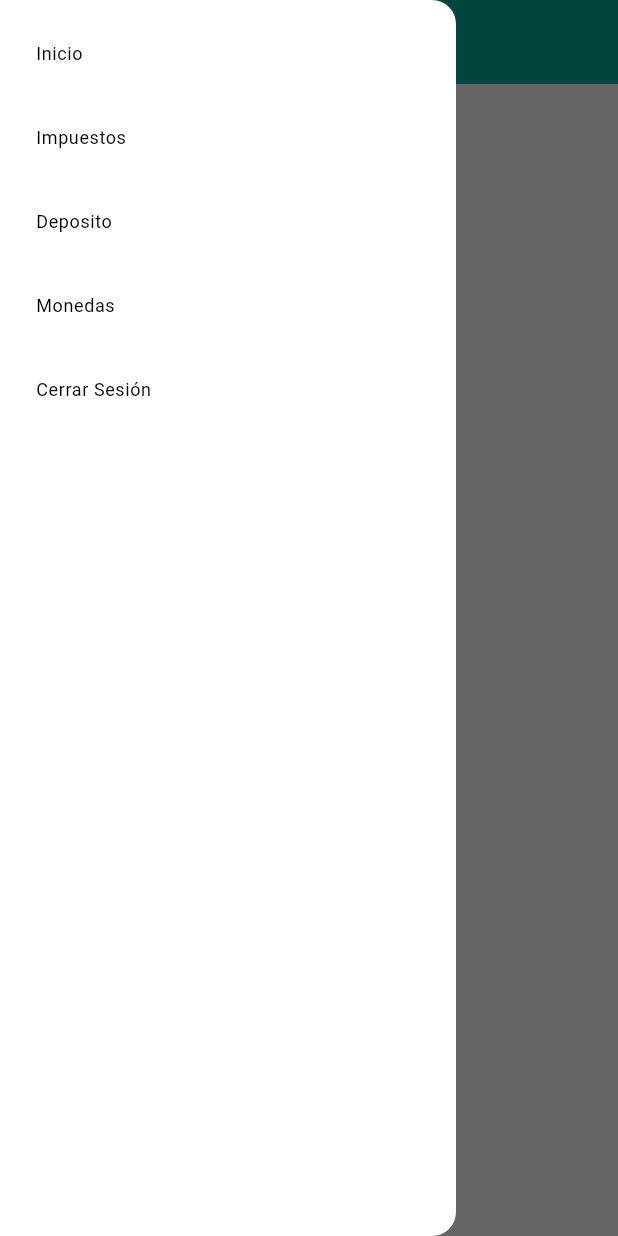
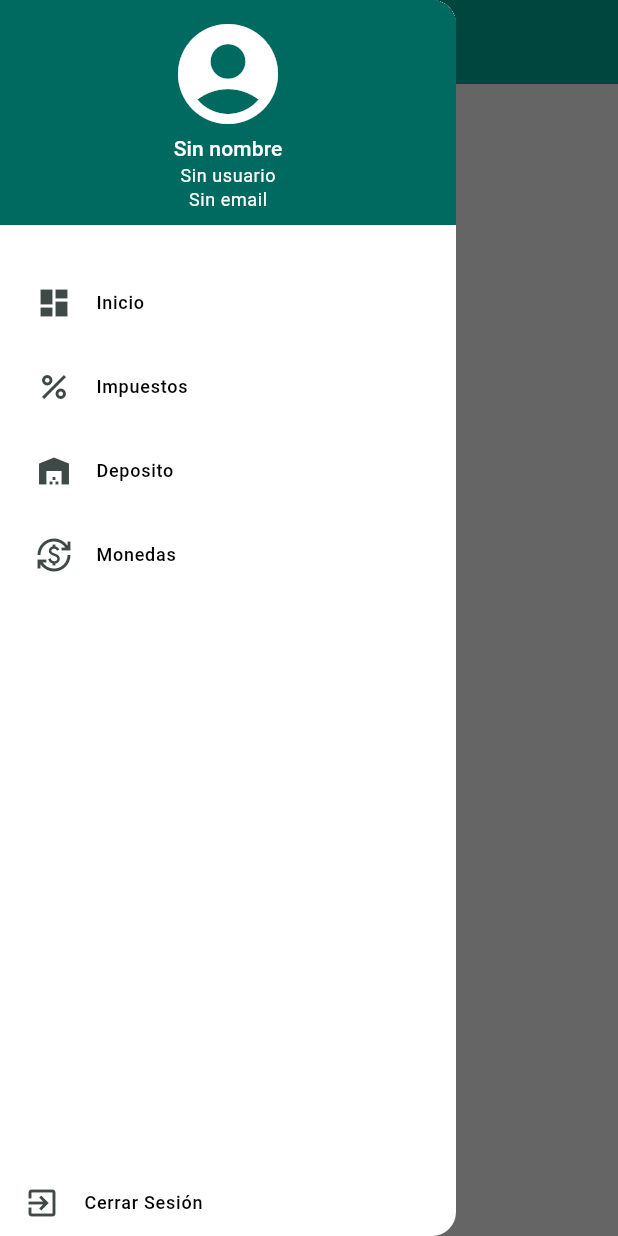
Before and after one commit to kenshimota/flutter-app-ERP, a Flutter app: the ScaffoldApp screen opened directly, with the side drawer open, on a phone screen of 412 x 824 dp. Run offline on Flutter 3.47's test engine with Material 2 defaults, Android fonts, the phone set to English and light mode, and no system bars; our stand-ins replace flutter_dotenv, go_router, logger; missing offline and left inert: number_text_input_formatter, validatorless; accounts and stored records are empty; network calls fail; statements that could not run were skipped.

Commit message:
the last changed

```diff
--- a/lib/providers/auth_provider.dart
+++ b/lib/providers/auth_provider.dart
@@ -12,6 +12,10 @@ class AuthProvider extends ChangeNotifier {
 
   bool hasSession() {
     return _currentUser != null;
+  }
+
+  UserResponse? getCurrentUser() {
+    return _currentUser;
   }
 
   Future<void> signIn({
--- a/lib/widgets/drawer_app.dart
+++ b/lib/widgets/drawer_app.dart
@@ -1,6 +1,6 @@
 import 'package:flutter/material.dart';
+import 'package:provider/provider.dart';
 import 'package:go_router/go_router.dart';
-import 'package:provider/provider.dart';
 import 'package:flutter_app_erp/widgets/typography.dart';
 import 'package:flutter_app_erp/providers/auth_provider.dart';
 
@@ -8,16 +8,20 @@ Widget listItemRouter({
   required BuildContext context,
   required String pathname,
   String? title,
+  Widget? leading,
 }) {
   final currentRoute = ModalRoute.of(context)!.settings.name;
   final bool selected = currentRoute == pathname;
-
-  debugPrint(selected.toString());
-  debugPrint("$pathname -> $title");
+  final String color = selected ? "primary" : "inherit";
 
   return ListTile(
-    selected: currentRoute == pathname,
-    title: TypographyApp(text: title, variant: "body"),
+    leading: leading,
+    selected: selected,
+    title: TypographyApp(
+      text: title,
+      variant: "subtitle2",
+      color: color,
+    ),
     onTap: () => GoRouter.of(context).go(pathname),
   );
 }
@@ -35,37 +39,119 @@ class DrawerApp extends StatelessWidget {
     GoRouter.of(context).go("/login");
   }
 
-  @override
-  Widget build(BuildContext context) {
-
-    return Drawer(
-      child: ListView(
+  Widget buildListOptions(BuildContext context) {
+    return ListView(
       padding: const EdgeInsets.all(8.0),
       children: [
         listItemRouter(
           pathname: "/",
           title: "Inicio",
           context: context,
+          leading: const Icon(Icons.dashboard),
         ),
         listItemRouter(
           title: "Impuestos",
           pathname: "/taxes",
           context: context,
+          leading: const Icon(Icons.percent),
         ),
         listItemRouter(
           title: "Deposito",
           pathname: "/warehouse",
           context: context,
+          leading: const Icon(Icons.warehouse),
         ),
         listItemRouter(
           title: "Monedas",
           pathname: "/currencies",
           context: context,
+          leading: const Icon(Icons.currency_exchange),
         ),
-          ListTile(
-            title: const TypographyApp(text: "Cerrar Sesión"),
+      ],
+    );
+  }
+
+  Widget buildUserDrawer(BuildContext context) {
+    final authProvider = Provider.of<AuthProvider>(context, listen: false);
+    final user = authProvider.getCurrentUser();
+    final String fullName =
+        user == null ? "Sin nombre" : "${user!.firstName} ${user.lastName}";
+    final String email = user == null ? "Sin email" : user.email;
+    final String username = user == null ? "Sin usuario" : user.username;
+
+    return Row(
+      children: [
+        Expanded(
+          child: Column(
+            mainAxisAlignment: MainAxisAlignment.center,
+            children: [
+              const Icon(
+                Icons.account_circle,
+                size: 80,
+                color: Colors.white,
+              ),
+              TypographyApp(
+                text: fullName,
+                color: "white",
+                variant: "subtitle1",
+              ),
+              TypographyApp(
+                text: username,
+                color: "white",
+              ),
+              TypographyApp(
+                text: email,
+                color: "white",
+              ),
+            ],
+          ),
+        ),
+      ],
+    );
+  }
+
+  @override
+  Widget build(BuildContext context) {
+    Color color = Theme.of(context).colorScheme.primary;
+
+    return Drawer(
+      child: Row(
+        children: [
+          Expanded(
+            child: Column(
+              children: [
+                Container(
+                  color: color,
+                  height: 150,
+                  child: buildUserDrawer(context),
+                ),
+                Expanded(
+                  child: SizedBox(
+                    child: Padding(
+                      padding: const EdgeInsets.symmetric(vertical: 16.0),
+                      child: buildListOptions(context),
+                    ),
+                  ),
+                ),
+                SizedBox(
+                  height: 50,
+                  child: ListTile(
+                    leading: const Icon(Icons.exit_to_app),
+                    title: const TypographyApp(
+                      text: "Cerrar Sesión",
+                      variant: "subtitle2",
+                    ),
                     onTap: () => onSignout(context),
-          )
+                  ),
+                ),
+              ],
+            ),
+          ),
+
+          /*SizedBox(
+            height: 100,
+            child: ,
+          )*/
         ],
       ),
     );
--- a/lib/widgets/list_view_app.dart
+++ b/lib/widgets/list_view_app.dart
@@ -2,6 +2,7 @@ import 'package:flutter/material.dart';
 
 import 'package:flutter_app_erp/core/response/response_base.dart';
 import 'package:flutter_app_erp/widgets/list_view_scrolling_infinite.dart';
+import 'package:flutter_app_erp/widgets/typography.dart';
 
 class ListViewApp extends StatefulWidget {
   final int page;
@@ -65,12 +66,45 @@ class _ListViewApp extends State<ListViewApp> {
     );
   }
 
+  Widget buildNotFound({required BuildContext context}) {
+    return const Center(
+      child: SizedBox(
+        height: 200,
+        child: Row(
+          mainAxisAlignment: MainAxisAlignment.center,
+          children: [
+            Column(
+              children: [
+                Center(
+                  child: Icon(
+                    Icons.search_off,
+                    size: 80,
+                  ),
+                ),
+                Center(
+                  child: TypographyApp(
+                    text: "No se han encontrado resultados",
+                    variant: "h5",
+                  ),
+                ),
+              ],
+            )
+          ],
+        ),
+      ),
+    );
+  }
+
   Widget buildLayout({required BuildContext context, loading = false}) {
     List<Widget> children =
         resources.map((e) => widget.buildItems(context, e)).toList();
 
     if (loading) {
       children.add(circuleProgress(context));
+    }
+
+    if (!loading && children.isEmpty) {
+      children.add(buildNotFound(context: context));
     }
 
     return ListViewScrollingInfinite(
--- a/lib/widgets/typography.dart
+++ b/lib/widgets/typography.dart
@@ -7,6 +7,10 @@ final Map<String, TextStyle? Function(BuildContext)> _variants = {
   "h4": (BuildContext context) => Theme.of(context).textTheme.titleLarge,
   "h5": (BuildContext context) => Theme.of(context).textTheme.titleMedium,
   "h6": (BuildContext context) => Theme.of(context).textTheme.titleSmall,
+  "subtitle1": (BuildContext context) => Theme.of(context).textTheme.labelLarge,
+  "subtitle2": (BuildContext context) =>
+      Theme.of(context).textTheme.labelMedium,
+  "subtitle3": (BuildContext context) => Theme.of(context).textTheme.labelSmall,
   "body": (BuildContext context) => Theme.of(context).textTheme.bodySmall,
 };
 
```
Lines whose indentation alone changed are shown as unchanged.
